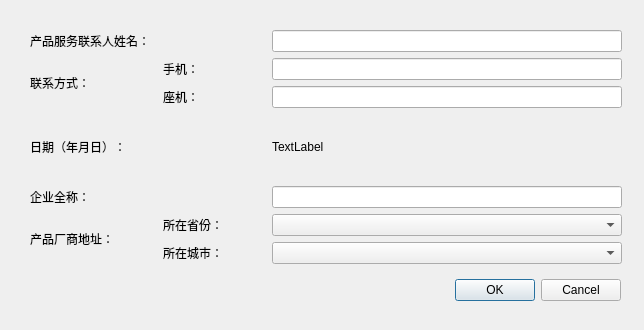
Machin-Yin/httctest, file signinfosheet/addcompanydialog.ui: the form before one commit.
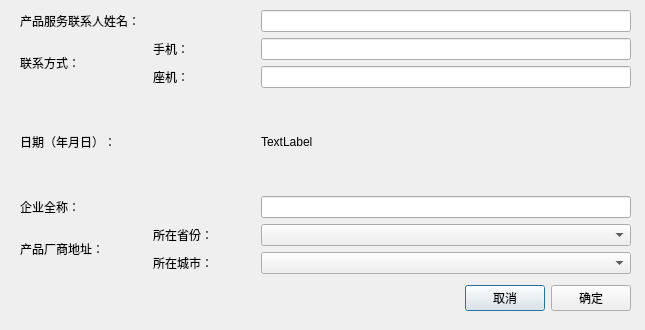
The form after the commit.

```diff
--- a/signinfosheet/addcompanydialog.ui
+++ b/signinfosheet/addcompanydialog.ui
@@ -6,36 +6,32 @@
    <rect>
     <x>0</x>
     <y>0</y>
-    <width>644</width>
+    <width>645</width>
     <height>330</height>
    </rect>
   </property>
+  <property name="minimumSize">
+   <size>
+    <width>645</width>
+    <height>330</height>
+   </size>
+  </property>
+  <property name="maximumSize">
+   <size>
+    <width>645</width>
+    <height>330</height>
+   </size>
+  </property>
   <property name="windowTitle">
    <string>添加厂商信息</string>
   </property>
-  <widget class="QDialogButtonBox" name="buttonBox">
-   <property name="geometry">
-    <rect>
-     <x>30</x>
-     <y>270</y>
-     <width>591</width>
-     <height>41</height>
-    </rect>
-   </property>
-   <property name="orientation">
-    <enum>Qt::Horizontal</enum>
-   </property>
-   <property name="standardButtons">
-    <set>QDialogButtonBox::Cancel|QDialogButtonBox::Ok</set>
-   </property>
-  </widget>
   <widget class="QWidget" name="">
    <property name="geometry">
     <rect>
-     <x>30</x>
-     <y>30</y>
-     <width>592</width>
-     <height>234</height>
+     <x>20</x>
+     <y>10</y>
+     <width>611</width>
+     <height>301</height>
     </rect>
    </property>
    <layout class="QVBoxLayout" name="verticalLayout_5">
@@ -65,7 +61,7 @@
        <widget class="QLineEdit" name="contactNameLineEdit">
         <property name="minimumSize">
          <size>
-          <width>350</width>
+          <width>370</width>
           <height>0</height>
          </size>
         </property>
@@ -132,7 +128,7 @@
          <widget class="QLineEdit" name="mobilePhoneLineEdit">
           <property name="minimumSize">
            <size>
-            <width>350</width>
+            <width>370</width>
             <height>0</height>
            </size>
           </property>
@@ -171,7 +167,7 @@
        <widget class="QLabel" name="dateLabel">
         <property name="minimumSize">
          <size>
-          <width>350</width>
+          <width>370</width>
           <height>0</height>
          </size>
         </property>
@@ -208,7 +204,7 @@
        <widget class="QLineEdit" name="companyNameLineEdit">
         <property name="minimumSize">
          <size>
-          <width>350</width>
+          <width>370</width>
           <height>0</height>
          </size>
         </property>
@@ -275,7 +271,7 @@
          <widget class="QComboBox" name="provinceComboBox">
           <property name="minimumSize">
            <size>
-            <width>350</width>
+            <width>370</width>
             <height>0</height>
            </size>
           </property>
@@ -288,6 +284,40 @@
       </item>
      </layout>
     </item>
+    <item>
+     <layout class="QHBoxLayout" name="horizontalLayout_6">
+      <property name="topMargin">
+       <number>5</number>
+      </property>
+      <item>
+       <spacer name="horizontalSpacer_3">
+        <property name="orientation">
+         <enum>Qt::Horizontal</enum>
+        </property>
+        <property name="sizeHint" stdset="0">
+         <size>
+          <width>40</width>
+          <height>20</height>
+         </size>
+        </property>
+       </spacer>
+      </item>
+      <item>
+       <widget class="QPushButton" name="cancelButton">
+        <property name="text">
+         <string>取消</string>
+        </property>
+       </widget>
+      </item>
+      <item>
+       <widget class="QPushButton" name="sureButton">
+        <property name="text">
+         <string>确定</string>
+        </property>
+       </widget>
+      </item>
+     </layout>
+    </item>
    </layout>
   </widget>
  </widget>
```
Left out of the diff: 45 changed lines with no effect on the pictures.
